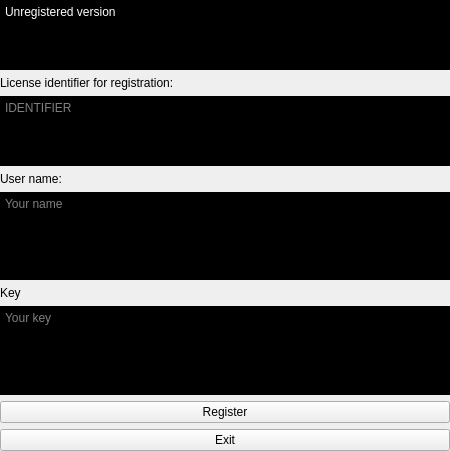
Old version of the form Qt_VMProtect_WebLM/ActivationForm.ui in the repository ALEHACKsp/Qt_VMProtect_WebLM.
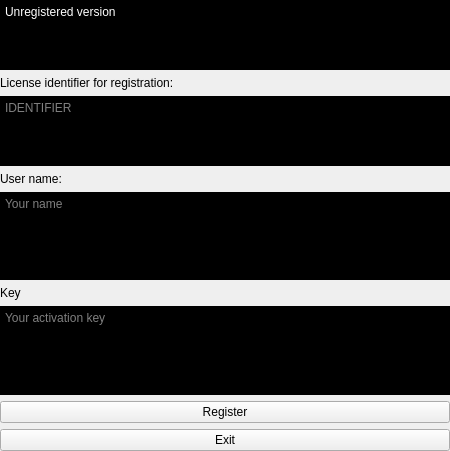
New version of the form.

Patch:
```diff
--- a/Qt_VMProtect_WebLM/ActivationForm.ui
+++ b/Qt_VMProtect_WebLM/ActivationForm.ui
@@ -116,7 +116,7 @@
 color: rgb(255, 255, 255);</string>
           </property>
           <property name="placeholderText">
-           <string>Your key</string>
+           <string>Your activation key</string>
           </property>
          </widget>
         </item>
```
